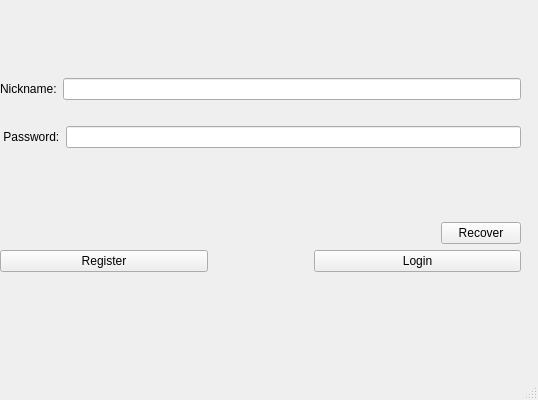
This is ClientQt/ClientSide/mainwindow.ui in raik199x/Clent-server-Chat-linux as Qt 5 draws it before an edit. The edited form follows.
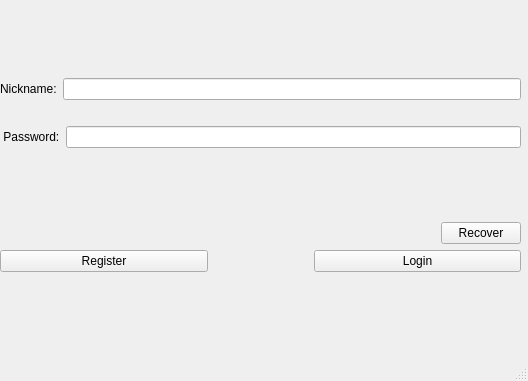
This is the edited form.

The edit to the form file:
```diff
--- a/ClientQt/ClientSide/mainwindow.ui
+++ b/ClientQt/ClientSide/mainwindow.ui
@@ -6,8 +6,8 @@
    <rect>
     <x>0</x>
     <y>0</y>
-    <width>538</width>
-    <height>400</height>
+    <width>528</width>
+    <height>381</height>
    </rect>
   </property>
   <property name="windowTitle">
```
Left out of the diff: 15 changed lines with no effect on the pictures.
